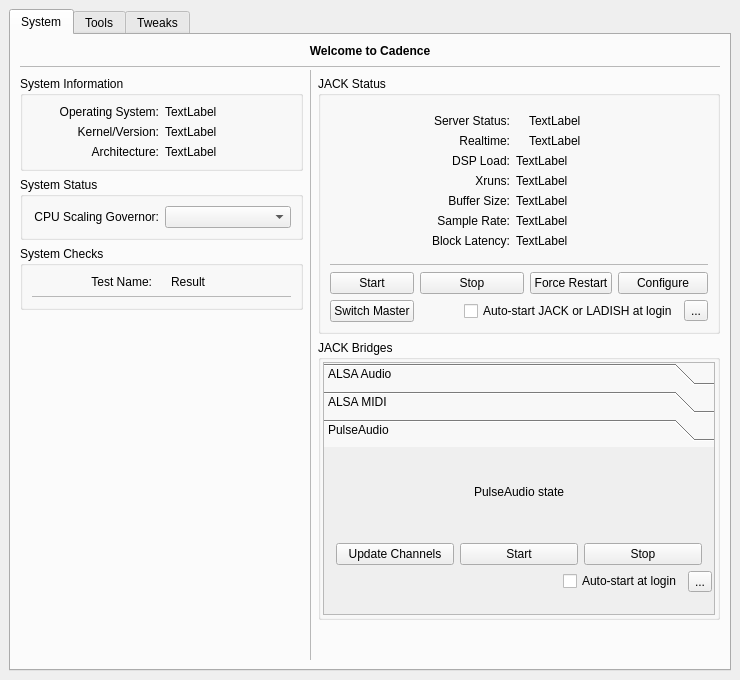
Above: resources/ui/cadence.ui from falkTX/Cadence before the change. Below: the same form after it.
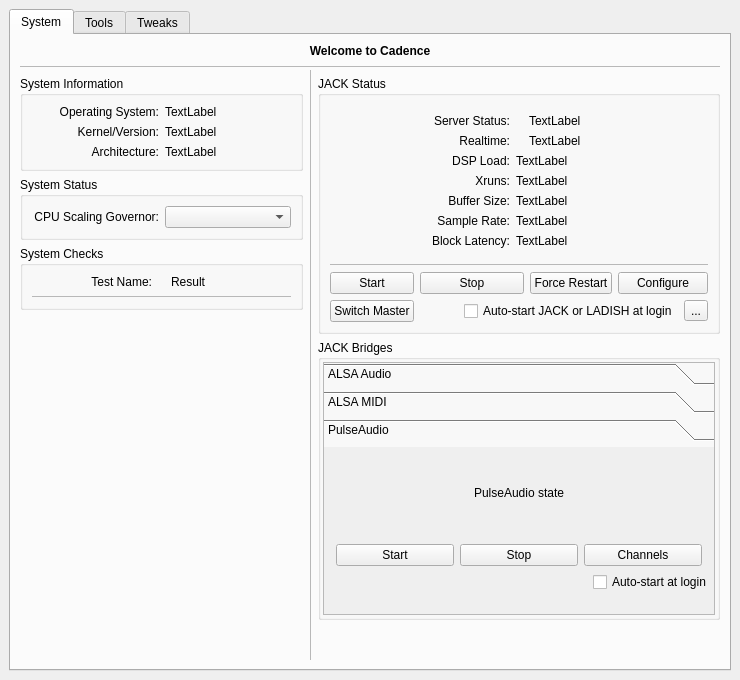
That is the form after the change. The open tabs and pages were chosen to show the change. Icons and pictures are not drawn. Custom widgets are drawn as their Qt base class.

Commit message: improve cadence-pulse2jack to prevent errors, move pulseaudio preferences window to 'channels', which directly change channels if accepted

Patch:
```diff
--- a/resources/ui/cadence.ui
+++ b/resources/ui/cadence.ui
@@ -918,13 +918,6 @@
                      </property>
                     </spacer>
                    </item>
-                   <item>
-                    <widget class="QPushButton" name="b_pulse_update">
-                     <property name="text">
-                      <string>Update Channels</string>
-                     </property>
-                    </widget>
-                   </item>
                    <item>
                     <widget class="QPushButton" name="b_pulse_start">
                      <property name="text">
@@ -939,6 +932,13 @@
                      </property>
                     </widget>
                    </item>
+                   <item>
+                    <widget class="QPushButton" name="b_pulse_channels">
+                     <property name="text">
+                      <string>Channels</string>
+                     </property>
+                    </widget>
+                   </item>
                    <item>
                     <spacer name="horizontalSpacer_13">
                      <property name="orientation">
@@ -979,13 +979,6 @@
                      </property>
                     </widget>
                    </item>
-                   <item>
-                    <widget class="QToolButton" name="tb_pulse_options">
-                     <property name="text">
-                      <string>...</string>
-                     </property>
-                    </widget>
-                   </item>
                   </layout>
                  </item>
                  <item>
```
Left out of the diff: 8 changed lines with no effect on the pictures. The commit also changes 2 other files.
